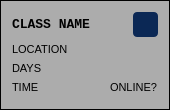
Above: 370-project/class_info_unit.ui from rochanehurst/CS370-Team3 before the change. Below: the same form after it.
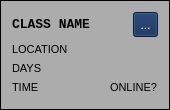
That is the form after the change.

Commit message:
Edited Style Sheets of Class Info
A workaround to the annoying arrow problem on the Tool Button. Main Palette was accidentally added twice. Deleting redundant file

Patch:
```diff
--- a/370-project/class_info_unit.ui
+++ b/370-project/class_info_unit.ui
@@ -40,9 +40,9 @@
      <colorrole role="Dark">
       <brush brushstyle="SolidPattern">
        <color alpha="255">
-        <red>170</red>
-        <green>255</green>
-        <blue>0</blue>
+        <red>111</red>
+        <green>111</green>
+        <blue>111</blue>
        </color>
       </brush>
      </colorrole>
@@ -67,8 +67,8 @@
      <colorrole role="BrightText">
       <brush brushstyle="SolidPattern">
        <color alpha="255">
-        <red>170</red>
-        <green>255</green>
+        <red>255</red>
+        <green>0</green>
         <blue>0</blue>
        </color>
       </brush>
@@ -195,9 +195,9 @@
      <colorrole role="Dark">
       <brush brushstyle="SolidPattern">
        <color alpha="255">
-        <red>170</red>
-        <green>255</green>
-        <blue>0</blue>
+        <red>111</red>
+        <green>111</green>
+        <blue>111</blue>
        </color>
       </brush>
      </colorrole>
@@ -222,8 +222,8 @@
      <colorrole role="BrightText">
       <brush brushstyle="SolidPattern">
        <color alpha="255">
-        <red>170</red>
-        <green>255</green>
+        <red>255</red>
+        <green>0</green>
         <blue>0</blue>
        </color>
       </brush>
@@ -332,9 +332,9 @@
      <colorrole role="WindowText">
       <brush brushstyle="SolidPattern">
        <color alpha="255">
-        <red>170</red>
-        <green>255</green>
-        <blue>0</blue>
+        <red>111</red>
+        <green>111</green>
+        <blue>111</blue>
        </color>
       </brush>
      </colorrole>
@@ -359,9 +359,9 @@
      <colorrole role="Dark">
       <brush brushstyle="SolidPattern">
        <color alpha="255">
-        <red>170</red>
-        <green>255</green>
-        <blue>0</blue>
+        <red>111</red>
+        <green>111</green>
+        <blue>111</blue>
        </color>
       </brush>
      </colorrole>
@@ -377,17 +377,17 @@
      <colorrole role="Text">
       <brush brushstyle="SolidPattern">
        <color alpha="255">
-        <red>170</red>
-        <green>255</green>
-        <blue>0</blue>
+        <red>111</red>
+        <green>111</green>
+        <blue>111</blue>
        </color>
       </brush>
      </colorrole>
      <colorrole role="BrightText">
       <brush brushstyle="SolidPattern">
        <color alpha="255">
-        <red>170</red>
-        <green>255</green>
+        <red>255</red>
+        <green>0</green>
         <blue>0</blue>
        </color>
       </brush>
@@ -395,9 +395,9 @@
      <colorrole role="ButtonText">
       <brush brushstyle="SolidPattern">
        <color alpha="255">
-        <red>170</red>
-        <green>255</green>
-        <blue>0</blue>
+        <red>111</red>
+        <green>111</green>
+        <blue>111</blue>
        </color>
       </brush>
      </colorrole>
@@ -500,30 +500,6 @@
 	color: black;
 	border: none;
 }
-
-QToolButton {
-	background-color: rgb(11, 40, 85);
-	color: white;
-	border: none;
-	border-radius: 4px;
-	padding: 4px 8px;
-}
-
-QToolButton::menu-indicator {
-	image: none;
-}
-
-QToolButton:hover {
-    background-color: rgb(180, 180, 180); /* medium gray (hover) */
-    color: black;
-}
-
-QToolButton:pressed {
-    background-color: rgb(140, 140, 140); /* light gray pressed */
-    color: black;
-    border: 1px solid rgb(11, 40, 85);    /* dark blue border */
-}
-
 </string>
   </property>
   <property name="frameShape">
@@ -642,18 +618,209 @@
        <height>25</height>
       </size>
      </property>
+     <property name="palette">
+      <palette>
+       <active>
+        <colorrole role="WindowText">
+         <brush brushstyle="SolidPattern">
+          <color alpha="255">
+           <red>255</red>
+           <green>255</green>
+           <blue>255</blue>
+          </color>
+         </brush>
+        </colorrole>
+        <colorrole role="Button">
+         <brush brushstyle="SolidPattern">
+          <color alpha="255">
+           <red>11</red>
+           <green>40</green>
+           <blue>85</blue>
+          </color>
+         </brush>
+        </colorrole>
+        <colorrole role="Text">
+         <brush brushstyle="SolidPattern">
+          <color alpha="255">
+           <red>255</red>
+           <green>255</green>
+           <blue>255</blue>
+          </color>
+         </brush>
+        </colorrole>
+        <colorrole role="ButtonText">
+         <brush brushstyle="SolidPattern">
+          <color alpha="255">
+           <red>255</red>
+           <green>255</green>
+           <blue>255</blue>
+          </color>
+         </brush>
+        </colorrole>
+        <colorrole role="Base">
+         <brush brushstyle="SolidPattern">
+          <color alpha="255">
+           <red>11</red>
+           <green>40</green>
+           <blue>85</blue>
+          </color>
+         </brush>
+        </colorrole>
+        <colorrole role="Window">
+         <brush brushstyle="SolidPattern">
+          <color alpha="255">
+           <red>11</red>
+           <green>40</green>
+           <blue>85</blue>
+          </color>
+         </brush>
+        </colorrole>
+        <colorrole role="PlaceholderText">
+         <brush brushstyle="SolidPattern">
+          <color alpha="128">
+           <red>255</red>
+           <green>255</green>
+           <blue>255</blue>
+          </color>
+         </brush>
+        </colorrole>
+       </active>
+       <inactive>
+        <colorrole role="WindowText">
+         <brush brushstyle="SolidPattern">
+          <color alpha="255">
+           <red>255</red>
+           <green>255</green>
+           <blue>255</blue>
+          </color>
+         </brush>
+        </colorrole>
+        <colorrole role="Button">
+         <brush brushstyle="SolidPattern">
+          <color alpha="255">
+           <red>11</red>
+           <green>40</green>
+           <blue>85</blue>
+          </color>
+         </brush>
+        </colorrole>
+        <colorrole role="Text">
+         <brush brushstyle="SolidPattern">
+          <color alpha="255">
+           <red>255</red>
+           <green>255</green>
+           <blue>255</blue>
+          </color>
+         </brush>
+        </colorrole>
+        <colorrole role="ButtonText">
+         <brush brushstyle="SolidPattern">
+          <color alpha="255">
+           <red>255</red>
+           <green>255</green>
+           <blue>255</blue>
+          </color>
+         </brush>
+        </colorrole>
+        <colorrole role="Base">
+         <brush brushstyle="SolidPattern">
+          <color alpha="255">
+           <red>11</red>
+           <green>40</green>
+           <blue>85</blue>
+          </color>
+         </brush>
+        </colorrole>
+        <colorrole role="Window">
+         <brush brushstyle="SolidPattern">
+          <color alpha="255">
+           <red>11</red>
+           <green>40</green>
+           <blue>85</blue>
+          </color>
+         </brush>
+        </colorrole>
+        <colorrole role="PlaceholderText">
+         <brush brushstyle="SolidPattern">
+          <color alpha="128">
+           <red>255</red>
+           <green>255</green>
+           <blue>255</blue>
+          </color>
+         </brush>
+        </colorrole>
+       </inactive>
+       <disabled>
+        <colorrole role="WindowText">
+         <brush brushstyle="SolidPattern">
+          <color alpha="255">
+           <red>255</red>
+           <green>255</green>
+           <blue>255</blue>
+          </color>
+         </brush>
+        </colorrole>
+        <colorrole role="Button">
+         <brush brushstyle="SolidPattern">
+          <color alpha="255">
+           <red>11</red>
+           <green>40</green>
+           <blue>85</blue>
+          </color>
+         </brush>
+        </colorrole>
+        <colorrole role="Text">
+         <brush brushstyle="SolidPattern">
+          <color alpha="255">
+           <red>255</red>
+           <green>255</green>
+           <blue>255</blue>
+          </color>
+         </brush>
+        </colorrole>
+        <colorrole role="ButtonText">
+         <brush brushstyle="SolidPattern">
+          <color alpha="255">
+           <red>255</red>
+           <green>255</green>
+           <blue>255</blue>
+          </color>
+         </brush>
+        </colorrole>
+        <colorrole role="Base">
+         <brush brushstyle="SolidPattern">
+          <color alpha="255">
+           <red>11</red>
+           <green>40</green>
+           <blue>85</blue>
+          </color>
+         </brush>
+        </colorrole>
+        <colorrole role="Window">
+         <brush brushstyle="SolidPattern">
+          <color alpha="255">
+           <red>11</red>
+           <green>40</green>
+           <blue>85</blue>
+          </color>
+         </brush>
+        </colorrole>
+        <colorrole role="PlaceholderText">
+         <brush brushstyle="SolidPattern">
+          <color alpha="128">
+           <red>255</red>
+           <green>255</green>
+           <blue>255</blue>
+          </color>
+         </brush>
+        </colorrole>
+       </disabled>
+      </palette>
+     </property>
      <property name="styleSheet">
       <string notr="true">QToolButton {
 	background-color: rgb(11, 40, 85);
 	color: white;
-	border: none;
-	border-radius: 4px;
-	padding: 4px 8px;
-	background-clip: padding;
-}
-
-QToolButton::menu-indicator {
-	image: none;
 }
 
 QToolButton:hover {
@@ -661,11 +828,8 @@
     color: black;
 }
 
-QToolButton:pressed {
-    background-color: rgb(225, 225, 225); 
-    color: black !important;
-    border: 1px solid rgb(11, 40, 85);    /* dark blue border */
-	outline:  none
+QToolButton::menu-indicator{
+	image: none;
 }</string>
      </property>
      <property name="text">
@@ -675,7 +839,7 @@
       <enum>QToolButton::ToolButtonPopupMode::InstantPopup</enum>
      </property>
      <property name="toolButtonStyle">
-      <enum>Qt::ToolButtonStyle::ToolButtonTextOnly</enum>
+      <enum>Qt::ToolButtonStyle::ToolButtonTextBesideIcon</enum>
      </property>
      <property name="arrowType">
       <enum>Qt::ArrowType::NoArrow</enum>
```
Left out of the diff: 4 changed lines with no effect on the pictures. The commit also changes 3 other files.
